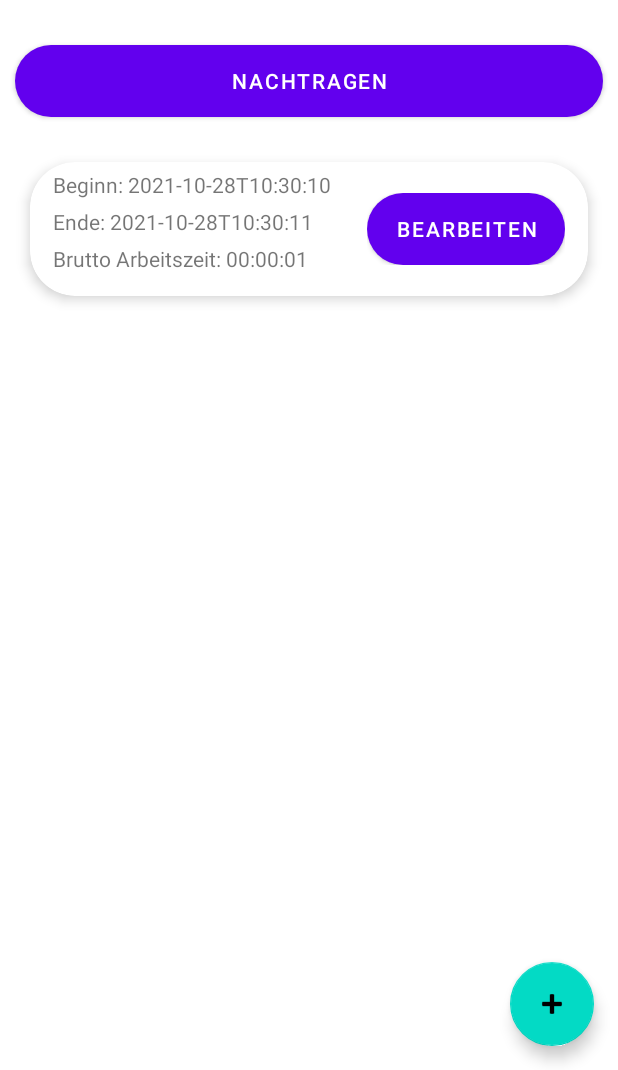
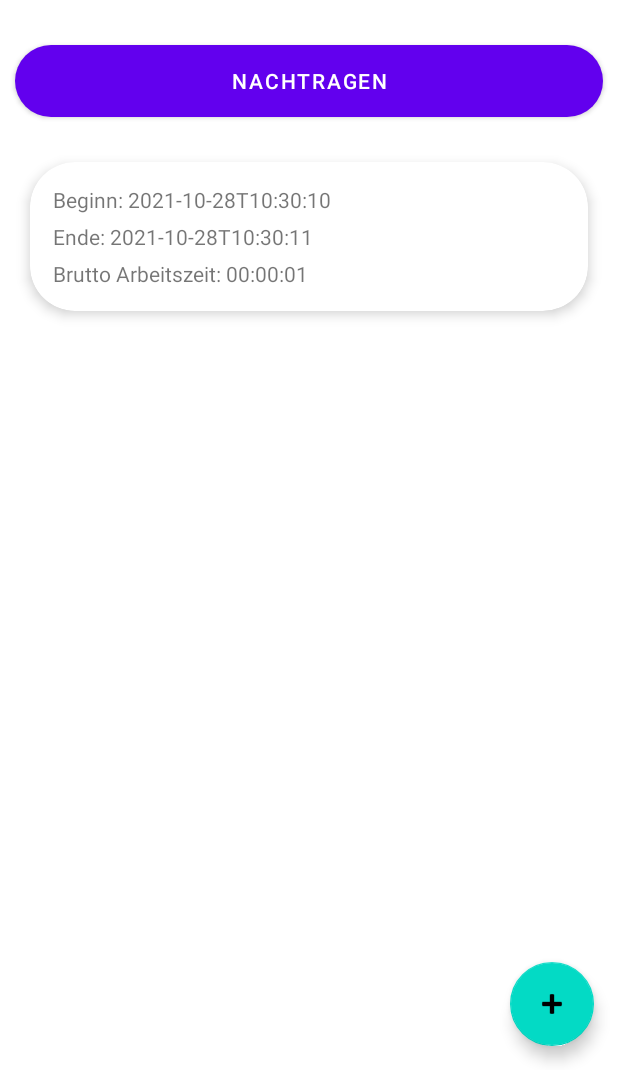
Before and after one commit to TobiKuehn7/ArbeitszeitErfassung_Android, an Android app: the ListFragment screen opened through its navigation route, on a phone screen of 412 x 824 dp, the part 166-1236 px from its top. Run offline under Robolectric (Android 15) with nearby library versions, the phone set to English and light mode, and no system bars; our stand-ins replace navigation-ui.

Commit message:
changed layout from workday list item

```diff
--- a/app/src/main/res/layout/workday_list_item.xml
+++ b/app/src/main/res/layout/workday_list_item.xml
@@ -15,14 +15,8 @@
 
         <LinearLayout
             android:layout_width="match_parent"
-            android:layout_height="match_parent"
-            android:orientation="horizontal">
-
-            <LinearLayout
-                android:layout_width="wrap_content"
-                android:layout_height="wrap_content"
-                android:layout_weight="0.6"
-                android:orientation="vertical">
+            android:layout_height="wrap_content"
+            android:orientation="vertical">
 
                 <TextView
                     android:id="@+id/txt_beginn_arbeitszeit"
@@ -30,7 +24,7 @@
                     android:layout_height="wrap_content"
                     android:layout_marginRight="15dp"
                     android:layout_marginLeft="15dp"
-                    android:layout_marginTop="5dp"
+                    android:layout_marginTop="15dp"
                     android:text="Beginn: " />
 
                 <TextView
@@ -52,26 +46,6 @@
                     android:layout_marginBottom="15dp"
                     android:text="Arbeitszeit (netto): " />
 
-            </LinearLayout>
-
-            <LinearLayout
-                android:layout_width="wrap_content"
-                android:layout_height="wrap_content"
-                android:layout_weight="0.4"
-                android:layout_gravity="center_vertical"
-                android:layout_marginRight="15dp">
-
-                <Button
-                    android:id="@+id/moreInformationButton"
-                    android:layout_width="match_parent"
-                    android:layout_height="wrap_content"
-                    android:background="@drawable/button_rounded_blue"
-                    android:textColor="#FFF"
-                    android:text="Bearbeiten"
-                    android:onClick="openMoreInformation"/>
-
-            </LinearLayout>
-
         </LinearLayout>
     </androidx.cardview.widget.CardView>
 
```
